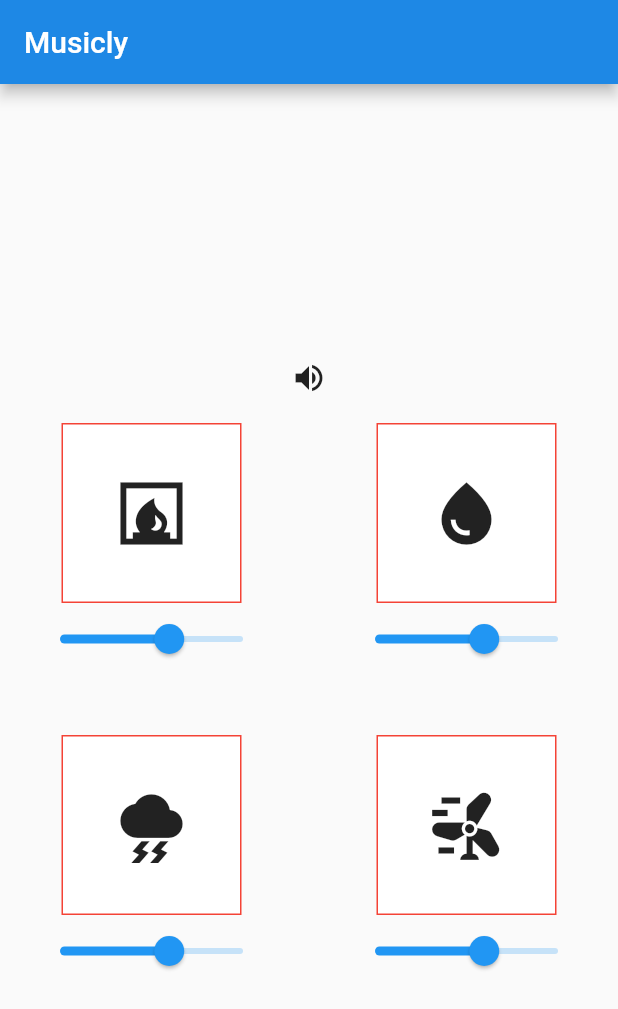
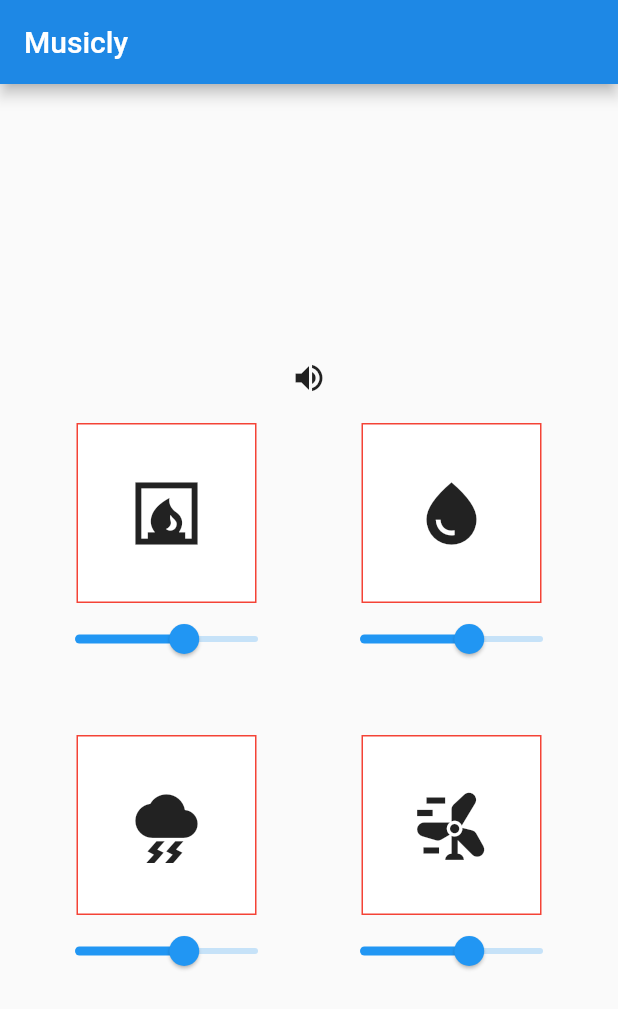
Before and after one commit to saru2020/Musicly_Flutter, a Flutter app: the screen it shows after launch, on a phone screen of 412 x 824 dp. Shown: the top 1009 px of the screen. Run offline on Flutter 3.47's test engine with Material 2 defaults, Android fonts, the phone set to English and light mode, and no system bars; our stand-ins replace audioplayers.

Commit message:
AOS screenshot

```diff
--- a/musicly/lib/main.dart
+++ b/musicly/lib/main.dart
@@ -63,7 +63,7 @@ class _MyAppState extends State<MyApp> {
                 mainAxisSize: MainAxisSize.max,
                 children: [
                   fire,
-                  const Padding(padding: EdgeInsets.all(20)),
+                  const Padding(padding: EdgeInsets.all(10)),
                   rain
                 ]),
             const Padding(padding: EdgeInsets.all(20)),
@@ -72,7 +72,7 @@ class _MyAppState extends State<MyApp> {
                 mainAxisSize: MainAxisSize.max,
                 children: [
                   thunder,
-                  const Padding(padding: EdgeInsets.all(20)),
+                  const Padding(padding: EdgeInsets.all(10)),
                   wind
                 ])
           ],
```
Also changed, not shown: musicly/app_screenshots/Musicly_FlutterApp_on_Android.JPG (added), 1 other file.
